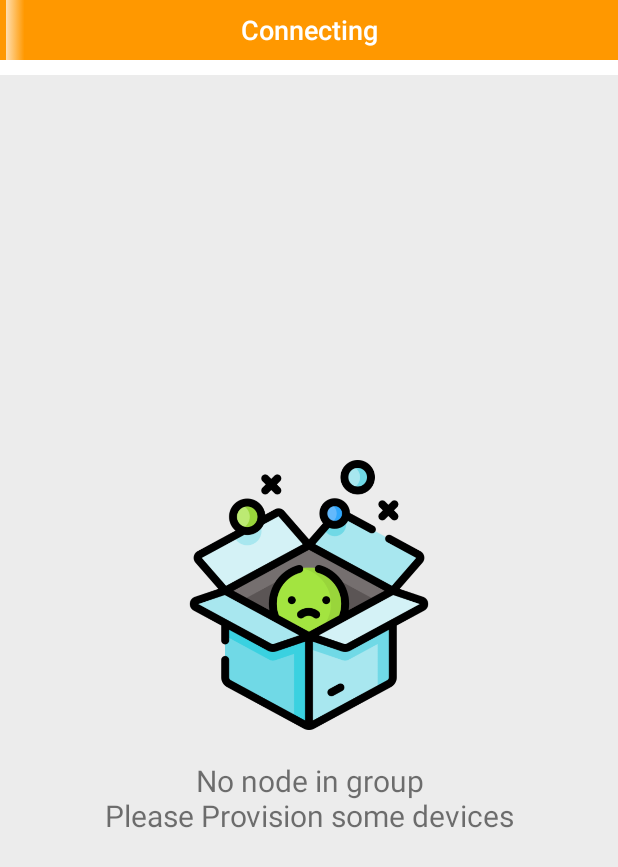
After one commit to viethua99/Fire-Mesh, an Android app: the layout fragment_group.xml on its own in the app's theme, with its tools: preview values and no code run, on a phone screen of 412 x 824 dp. The commit adds this screen. Shown: the top 867 px of the screen. Run offline under Robolectric (Android 15) with nearby library versions, the phone set to English and light mode, and no system bars.

Commit message:
add group fragment

```diff
--- a/app/src/main/java/com/ceslab/firemesh/di/AppBindingModule.kt
+++ b/app/src/main/java/com/ceslab/firemesh/di/AppBindingModule.kt
@@ -1,5 +1,6 @@
 package com.ceslab.firemesh.di
 
+import com.ceslab.firemesh.presentation.group.GroupFragment
 import com.ceslab.firemesh.presentation.group_list.GroupListFragment
 import com.ceslab.firemesh.presentation.group_list.dialog.add_group.AddGroupDialog
 import com.ceslab.firemesh.presentation.group_list.dialog.edit_group.EditGroupDialog
@@ -48,6 +49,9 @@ abstract class AppBindingModule {
     abstract fun groupListFragment(): GroupListFragment
 
     @ContributesAndroidInjector
+    abstract fun groupFragment(): GroupFragment
+
+    @ContributesAndroidInjector
     abstract fun nodeConfigFragment(): NodeConfigFragment
 
     @ContributesAndroidInjector
--- a/app/src/main/java/com/ceslab/firemesh/meshmodule/bluetoothmesh/MeshNodeManager.kt
+++ b/app/src/main/java/com/ceslab/firemesh/meshmodule/bluetoothmesh/MeshNodeManager.kt
@@ -3,6 +3,7 @@ package com.ceslab.firemesh.meshmodule.bluetoothmesh
 import com.ceslab.firemesh.meshmodule.database.NodeFunctionalityDataBase
 import com.ceslab.firemesh.meshmodule.model.MeshNode
 import com.ceslab.firemesh.meshmodule.model.NodeFunctionality
+import com.siliconlab.bluetoothmesh.adk.data_model.group.Group
 import com.siliconlab.bluetoothmesh.adk.data_model.node.Node
 import com.siliconlab.bluetoothmesh.adk.data_model.subnet.Subnet
 import timber.log.Timber
@@ -20,6 +21,10 @@ class MeshNodeManager(private val nodeFunctionalityDb: NodeFunctionalityDataBase
 
     fun getMeshNodeList(subnet: Subnet):Set<MeshNode>{
         return wrapNodeList(subnet.nodes)
+    }
+
+    fun getMeshNodeList(group: Group): Set<MeshNode> {
+        return wrapNodeList(group.nodes)
     }
 
     private fun wrapNode(node: Node): MeshNode {
--- a/app/src/main/java/com/ceslab/firemesh/presentation/base/BaseActivity.kt
+++ b/app/src/main/java/com/ceslab/firemesh/presentation/base/BaseActivity.kt
@@ -37,6 +37,7 @@ abstract class BaseActivity : AppCompatActivity() {
         Timber.d("addFragment: name=${fragment.javaClass.name}")
         generateFragmentManager()
         val fragmentTransaction = fragmentManager.beginTransaction()
+        fragmentTransaction.setCustomAnimations(android.R.anim.slide_in_left,0,0,android.R.anim.slide_out_right)
         fragmentTransaction.add(containerId, fragment, tag)
             .addToBackStack(tag)
             .commit()
--- a/app/src/main/java/com/ceslab/firemesh/presentation/group_list/GroupListViewModel.kt
+++ b/app/src/main/java/com/ceslab/firemesh/presentation/group_list/GroupListViewModel.kt
@@ -21,6 +21,12 @@ class GroupListViewModel @Inject constructor(
         return groupList
     }
 
+    fun setCurrentGroup(group: Group){
+        Timber.d("setCurrentGroup")
+        bluetoothMeshManager.currentGroup = group
+    }
+
+
 
 
 
--- /dev/null
+++ b/app/src/main/res/layout/fragment_group.xml
@@ -0,0 +1,81 @@
+<?xml version="1.0" encoding="utf-8"?>
+<RelativeLayout xmlns:android="http://schemas.android.com/apk/res/android"
+    android:layout_width="match_parent"
+    android:layout_height="match_parent">
+
+
+    <RelativeLayout
+        android:id="@+id/connecting_bar_container"
+        android:layout_width="match_parent"
+        android:layout_height="40dp"
+        android:layout_alignParentTop="true">
+
+        <TextView
+            android:id="@+id/tv_group_connection"
+            android:layout_width="match_parent"
+            android:layout_height="64dp"
+            android:layout_alignParentBottom="true"
+            android:background="@color/orange_500"
+            android:clickable="true"
+            android:focusable="true"
+            android:fontFamily="sans-serif-medium"
+            android:gravity="center"
+            android:text="Connecting"
+            android:textColor="@color/white"
+            android:textSize="18sp"
+            android:visibility="visible" />
+
+        <LinearLayout
+            android:id="@+id/connecting_anim_gradient_right_container"
+            android:layout_width="match_parent"
+            android:layout_height="64dp"
+            android:layout_alignParentBottom="true"
+            android:orientation="horizontal">
+
+            <ImageView
+                android:id="@+id/img_connection"
+                android:layout_width="wrap_content"
+                android:layout_height="wrap_content"
+                android:src="@drawable/connection_indicator" />
+        </LinearLayout>
+    </RelativeLayout>
+
+    <RelativeLayout
+        android:id="@+id/container_group"
+        android:layout_width="match_parent"
+        android:layout_height="match_parent"
+        android:layout_below="@id/connecting_bar_container"
+        android:paddingTop="10dp">
+
+        <androidx.recyclerview.widget.RecyclerView
+            android:id="@+id/rv_node_list"
+            android:layout_width="match_parent"
+            android:layout_height="match_parent"
+            android:background="@color/gray_background_color" />
+
+        <LinearLayout
+            android:id="@+id/no_node_background"
+            android:layout_width="wrap_content"
+            android:layout_height="wrap_content"
+            android:layout_centerInParent="true"
+            android:layout_marginHorizontal="10dp"
+            android:background="@color/gray_background_color"
+            android:gravity="center"
+            android:orientation="vertical">
+
+            <ImageView
+                android:layout_width="180dp"
+                android:layout_height="180dp"
+                android:src="@drawable/img_empty" />
+
+            <TextView
+                android:layout_width="wrap_content"
+                android:layout_height="wrap_content"
+                android:layout_marginTop="20dp"
+                android:gravity="center"
+                android:text="@string/fragment_group_list_no_node_message"
+                android:textSize="20sp" />
+        </LinearLayout>
+
+    </RelativeLayout>
+</RelativeLayout>
--- a/app/src/main/res/layout/item_node.xml
+++ b/app/src/main/res/layout/item_node.xml
@@ -17,6 +17,7 @@
         card_view:cardUseCompatPadding="true">
 
         <LinearLayout
+            android:foreground="@drawable/item_ripple_effect"
             android:padding="10dp"
             android:layout_width="match_parent"
             android:layout_height="match_parent"
@@ -51,8 +52,7 @@
             <LinearLayout
                 android:paddingHorizontal="10dp"
                 android:layout_width="match_parent"
-                android:layout_height="match_parent"
-                android:foreground="@drawable/item_ripple_effect">
+                android:layout_height="match_parent">
 
                 <LinearLayout
                     android:gravity="center_vertical"
--- a/app/src/main/res/values/strings.xml
+++ b/app/src/main/res/values/strings.xml
@@ -58,8 +58,9 @@
     <string name="fragment_subnet_list_no_subnet_message">No subnet in mesh\nPlease add a new subnet</string>
     <string name="fragment_subnet_list_add_subnet_fab">Add Subnet</string>
 
-    <string name="fragment_node_list_no_node_message">No node in group\nPlease Provision some devices</string>
+    <string name="fragment_node_list_no_node_message">No node in subnet\nPlease Provision some devices</string>
 
+    <string name="fragment_group_list_no_node_message">No node in group\nPlease Provision some devices</string>
 
 
     <!-- LIST ITEMS -->
```
Also changed, not shown: app/src/main/java/com/ceslab/firemesh/di/ViewModelModule.kt (+8 -0 lines), app/src/main/java/com/ceslab/firemesh/presentation/group/GroupFragment.kt (added, +162 -0 lines), app/src/main/java/com/ceslab/firemesh/presentation/group/GroupViewModel.kt (added, +110 -0 lines), app/src/main/java/com/ceslab/firemesh/presentation/group_list/GroupListFragment.kt (+15 -1 lines), app/src/main/java/com/ceslab/firemesh/presentation/group_list/GroupListRecyclerViewAdapter.kt (+7 -1 lines).
